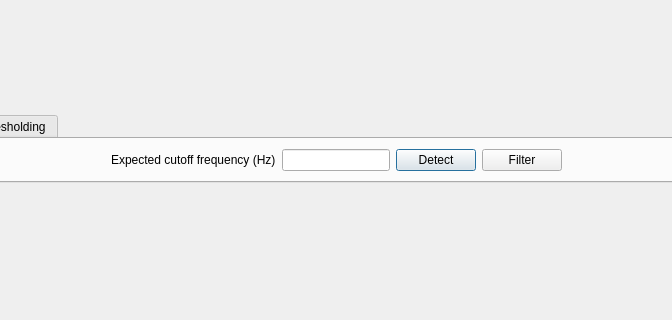
First picture: the form in pyminflux/ui/analyzer.ui, repository bsse-scf/pyMINFLUX, before the edit; both pictures show x 189 to 861 and y 124 to 444 of the 1050 by 800 pixel window.
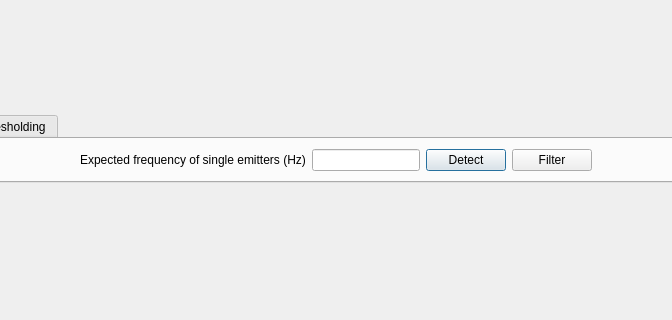
Second picture: the form after the edit.

Commit message: Rename "EFO expected cutoff frequency" into "EFO expected frequency for single emitters".

```diff
--- a/pyminflux/ui/analyzer.ui
+++ b/pyminflux/ui/analyzer.ui
@@ -79,7 +79,7 @@
           </sizepolicy>
          </property>
          <property name="text">
-          <string>Expected cutoff frequency (Hz)</string>
+          <string>Expected frequency of single emitters (Hz)</string>
          </property>
         </widget>
        </item>
```
The commit also changes 7 other files.
